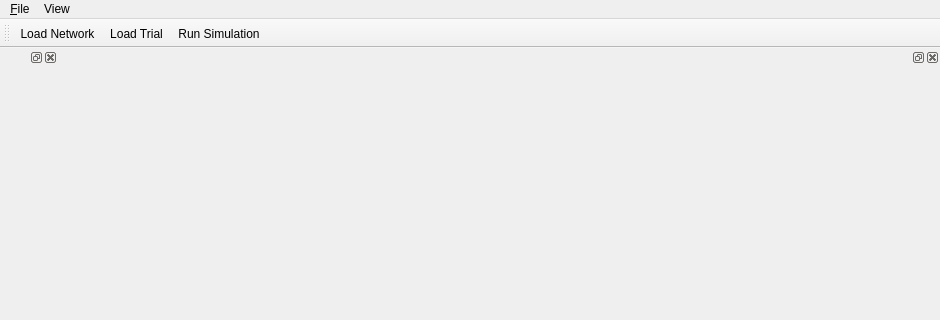
Before: the Qt Designer form src/qdtnet/mainwindow.ui in baubie/dtnet, drawn with Qt 5; both pictures show x 0 to 940 and y 0 to 320 of the 940 by 719 pixel window.
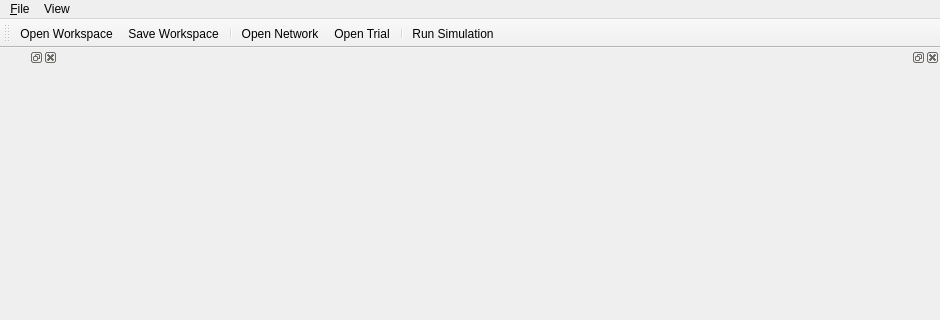
After: the same form once the commit is applied. Icons and pictures are not drawn.

```diff
--- a/src/qdtnet/mainwindow.ui
+++ b/src/qdtnet/mainwindow.ui
@@ -68,8 +68,12 @@
    <attribute name="toolBarBreak">
     <bool>false</bool>
    </attribute>
+   <addaction name="actionOpen_Workspace"/>
+   <addaction name="actionSave_Workspace"/>
+    <addaction name="separator"/>
    <addaction name="actionOpen_Network"/>
    <addaction name="actionOpen_Trial"/>
+    <addaction name="separator"/>
    <addaction name="actionRun_Simulation"/>
   </widget>
   <widget class="QStatusBar" name="statusBar"/>
@@ -94,7 +98,7 @@
      <normaloff>:/newPrefix/resources/gt_dendrites.jpg</normaloff>:/newPrefix/resources/gt_dendrites.jpg</iconset>
    </property>
    <property name="text">
-    <string>Load Network</string>
+    <string>Open Network</string>
    </property>
   </action>
   <action name="actionOpen_Trial">
@@ -103,7 +107,20 @@
      <normaloff>:/newPrefix/resources/signal-Vista-icon.jpg</normaloff>:/newPrefix/resources/signal-Vista-icon.jpg</iconset>
    </property>
    <property name="text">
-    <string>Load Trial</string>
+    <string>Open Trial</string>
+   </property>
+  </action>
+  <action name="actionOpen_Workspace">
+   <property name="icon">
+
+   </property>
+   <property name="text">
+    <string>Open Workspace</string>
+   </property>
+  </action>
+  <action name="actionSave_Workspace">
+   <property name="text">
+    <string>Save Workspace</string>
    </property>
   </action>
   <action name="actionRun_Simulation">
```
Left out of the diff: 3 changed lines with no effect on the pictures.
